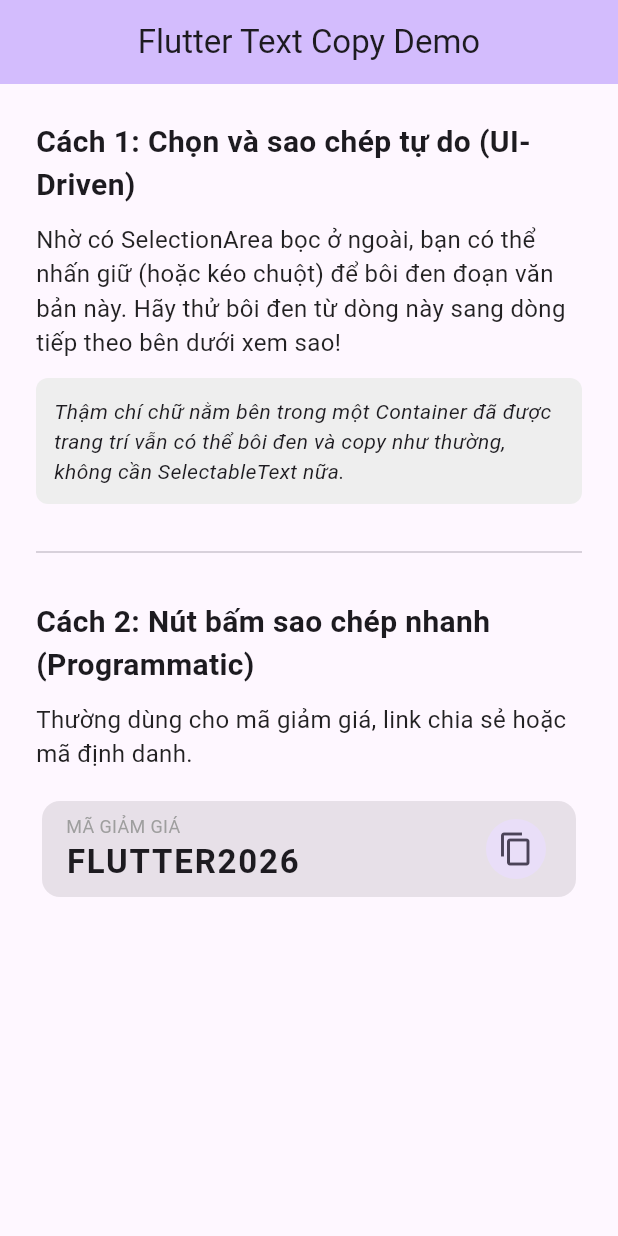
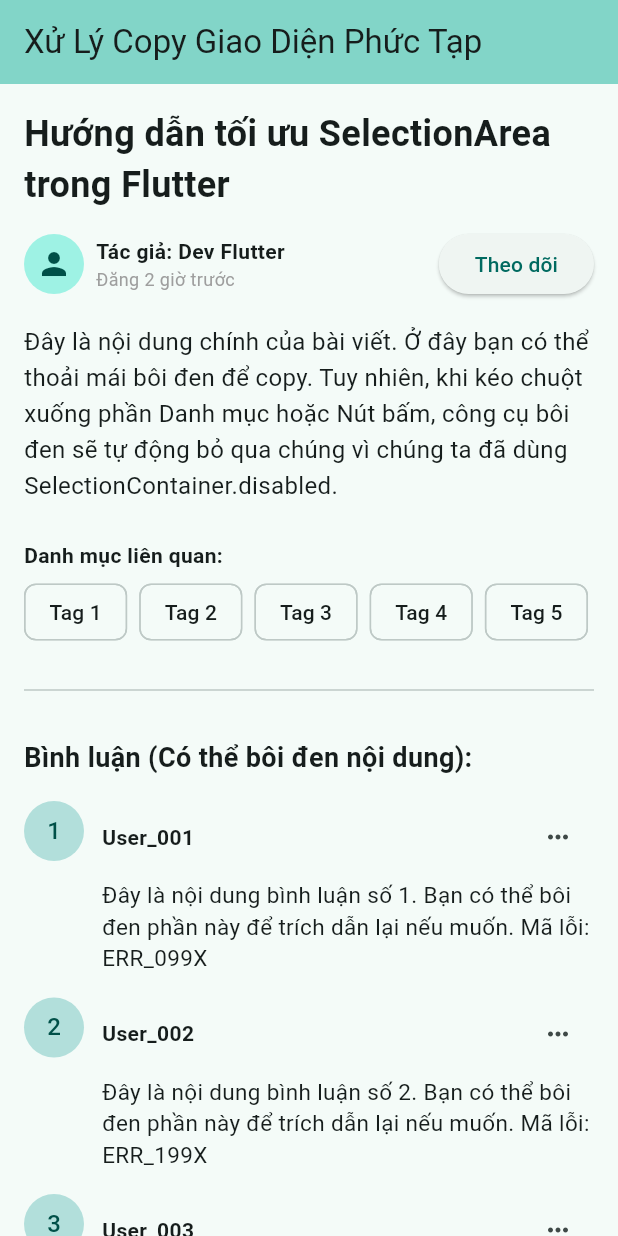
Before and after one commit to nguyenthoai248/flutter-text-copying-apis-sample, a Flutter app: the screen it shows after launch, on a phone screen of 412 x 824 dp. Run offline on Flutter 3.47's test engine with Material 3 defaults, Android fonts, the phone set to English and light mode, and no system bars.

Commit message:
Handle for side effect cases

```diff
--- a/lib/main.dart
+++ b/lib/main.dart
@@ -1,79 +1,108 @@
 import 'package:flutter/material.dart';
-import 'package:flutter/services.dart';
 
 void main() {
-  runApp(const MyApp());
+  runApp(const ComplexCopyApp());
 }
 
-class MyApp extends StatelessWidget {
-  const MyApp({super.key});
+class ComplexCopyApp extends StatelessWidget {
+  const ComplexCopyApp({super.key});
 
   @override
   Widget build(BuildContext context) {
     return MaterialApp(
       debugShowCheckedModeBanner: false,
-      theme: ThemeData(useMaterial3: true, colorSchemeSeed: Colors.deepPurple),
-      home: const CopyDemoScreen(),
+      theme: ThemeData(useMaterial3: true, colorSchemeSeed: Colors.teal),
+      home: const ComplexArticleScreen(),
     );
   }
 }
 
-class CopyDemoScreen extends StatelessWidget {
-  const CopyDemoScreen({super.key});
-
-  // Hàm xử lý việc copy lập trình qua nút bấm
-  void _copyToClipboard(BuildContext context, String text) async {
-    await Clipboard.setData(ClipboardData(text: text));
-
-    // Kiểm tra xem Widget còn gắn trên cây không trước khi hiện SnackBar
-    if (!context.mounted) return;
-
-    ScaffoldMessenger.of(context).showSnackBar(
-      SnackBar(
-        content: Text('Đã sao chép: "$text"'),
-        behavior: SnackBarBehavior.floating,
-        duration: const Duration(seconds: 2),
-        backgroundColor: Colors.deepPurple,
-      ),
-    );
-  }
+class ComplexArticleScreen extends StatelessWidget {
+  const ComplexArticleScreen({super.key});
 
   @override
   Widget build(BuildContext context) {
     return Scaffold(
       appBar: AppBar(
-        title: const Text('Flutter Text Copy Demo'),
-        centerTitle: true,
+        title: const Text('Xử Lý Copy Giao Diện Phức Tạp'),
         backgroundColor: Theme.of(context).colorScheme.inversePrimary,
+        // AppBar không bọc SelectionArea nên tiêu đề không thể bị bôi đen lỗi
       ),
-      // 💡 KÍCH HOẠT: Bọc toàn bộ Body bằng SelectionArea để kích hoạt bôi đen copy toàn màn hình
+      // Bọc SelectionArea xung quanh toàn bộ phần thân, NHƯNG sẽ khoá (disable) ở những chỗ cần thiết
       body: SelectionArea(
-        child: SingleChildScrollView(
-          padding: const EdgeInsets.all(24.0),
+        child: ListView(
+          padding: const EdgeInsets.all(16.0),
+          children: [
+            // 1. Vùng Nội Dung (ĐƯỢC bôi đen)
+            const Text(
+              'Hướng dẫn tối ưu SelectionArea trong Flutter',
+              style: TextStyle(fontSize: 24, fontWeight: FontWeight.bold),
+            ),
+            const SizedBox(height: 12),
+
+            // 2. Vùng Tương Tác: KHÔNG ĐƯỢC bôi đen để tránh lỗi khi click
+            SelectionContainer.disabled(
+              child: Row(
+                children: [
+                  const CircleAvatar(child: Icon(Icons.person)),
+                  const SizedBox(width: 8),
+                  const Expanded(
                     child: Column(
                       crossAxisAlignment: CrossAxisAlignment.start,
                       children: [
+                        Text(
+                          'Tác giả: Dev Flutter',
+                          style: TextStyle(fontWeight: FontWeight.bold),
+                        ),
+                        Text(
+                          'Đăng 2 giờ trước',
+                          style: TextStyle(color: Colors.grey, fontSize: 12),
+                        ),
+                      ],
+                    ),
+                  ),
+                  ElevatedButton(
+                    onPressed: () {},
+                    child: const Text('Theo dõi'),
+                  ),
+                ],
+              ),
+            ),
+
+            const SizedBox(height: 16),
+
+            // Nội dung bài viết (ĐƯỢC bôi đen)
             const Text(
-                'Cách 1: Chọn và sao chép tự do (UI-Driven)',
-                style: TextStyle(fontSize: 20, fontWeight: FontWeight.bold),
+              'Đây là nội dung chính của bài viết. Ở đây bạn có thể thoải mái bôi đen để copy. '
+              'Tuy nhiên, khi kéo chuột xuống phần Danh mục hoặc Nút bấm, công cụ bôi đen sẽ tự động '
+              'bỏ qua chúng vì chúng ta đã dùng SelectionContainer.disabled.',
+              style: TextStyle(fontSize: 16, height: 1.5),
             ),
-              const SizedBox(height: 10),
+            const SizedBox(height: 24),
+
+            // 3. Vùng Cuộn Ngang (Horizontal Scroll): KHÔNG ĐƯỢC bôi đen
+            // Nếu không disable, khi người dùng vuốt ngang qua Text, nó sẽ nhầm thành kéo bôi đen chữ
             const Text(
-                'Nhờ có SelectionArea bọc ở ngoài, bạn có thể nhấn giữ (hoặc kéo chuột) '
-                'để bôi đen đoạn văn bản này. Hãy thử bôi đen từ dòng này sang dòng tiếp theo bên dưới xem sao!',
-                style: TextStyle(fontSize: 16, color: Colors.black87),
+              'Danh mục liên quan:',
+              style: TextStyle(fontWeight: FontWeight.bold),
             ),
-              const SizedBox(height: 12),
-              Container(
-                padding: const EdgeInsets.all(12),
-                decoration: BoxDecoration(
-                  color: Colors.grey[200],
-                  borderRadius: BorderRadius.circular(8),
+            const SizedBox(height: 8),
+            SelectionContainer.disabled(
+              child: SizedBox(
+                height: 40,
+                child: ListView.builder(
+                  scrollDirection: Axis.horizontal,
+                  itemCount: 10,
+                  itemBuilder: (context, index) {
+                    return Padding(
+                      padding: const EdgeInsets.only(right: 8.0),
+                      child: ActionChip(
+                        label: Text('Tag ${index + 1}'),
+                        onPressed: () {},
                       ),
-                child: const Text(
-                  'Thậm chí chữ nằm bên trong một Container đã được trang trí '
-                  'vẫn có thể bôi đen và copy như thường, không cần SelectableText nữa.',
-                  style: TextStyle(fontStyle: FontStyle.italic),
+                    );
+                  },
+                ),
               ),
             ),
 
@@ -82,61 +111,78 @@ class CopyDemoScreen extends StatelessWidget {
               child: Divider(),
             ),
 
+            // 4. Danh Sách Bình Luận Động (ListView.builder)
             const Text(
-                'Cách 2: Nút bấm sao chép nhanh (Programmatic)',
-                style: TextStyle(fontSize: 20, fontWeight: FontWeight.bold),
-              ),
-              const SizedBox(height: 10),
-              const Text(
-                'Thường dùng cho mã giảm giá, link chia sẻ hoặc mã định danh.',
-                style: TextStyle(fontSize: 16, color: Colors.black87),
+              'Bình luận (Có thể bôi đen nội dung):',
+              style: TextStyle(fontSize: 18, fontWeight: FontWeight.bold),
             ),
             const SizedBox(height: 16),
 
-              // Widget hiển thị mã giảm giá kèm nút copy công nghiệp
-              Card(
-                elevation: 0,
-                color: Theme.of(context).colorScheme.surfaceContainerHighest,
-                child: Padding(
-                  padding: const EdgeInsets.symmetric(
-                    horizontal: 16.0,
-                    vertical: 8.0,
+            // ShrinkWrap dùng cho demo để nhúng ListView vào trong ListView cha
+            ListView.builder(
+              shrinkWrap: true,
+              physics: const NeverScrollableScrollPhysics(),
+              itemCount: 5,
+              itemBuilder: (context, index) {
+                return _buildCommentItem(index);
+              },
             ),
+          ],
+        ),
+      ),
+    );
+  }
+
+  // Widget hiển thị từng bình luận
+  Widget _buildCommentItem(int index) {
+    return Padding(
+      padding: const EdgeInsets.only(bottom: 16.0),
+      child: Row(
+        crossAxisAlignment: CrossAxisAlignment.start,
+        children: [
+          // Avatar (Không thể bôi đen)
+          SelectionContainer.disabled(
+            child: CircleAvatar(
+              backgroundColor: Colors.teal.shade100,
+              child: Text('${index + 1}'),
+            ),
+          ),
+          const SizedBox(width: 12),
+          Expanded(
+            child: Column(
+              crossAxisAlignment: CrossAxisAlignment.start,
+              children: [
+                // Tên người dùng và nút thao tác (Không thể bôi đen)
+                SelectionContainer.disabled(
                   child: Row(
                     mainAxisAlignment: MainAxisAlignment.spaceBetween,
                     children: [
-                      const Column(
-                        crossAxisAlignment: CrossAxisAlignment.start,
-                        children: [
                       Text(
-                            'MÃ GIẢM GIÁ',
-                            style: TextStyle(fontSize: 12, color: Colors.grey),
+                        'User_00${index + 1}',
+                        style: const TextStyle(fontWeight: FontWeight.bold),
                       ),
+                      IconButton(
+                        icon: const Icon(Icons.more_horiz, size: 20),
+                        onPressed: () {},
+                        padding: EdgeInsets.zero,
+                        constraints: const BoxConstraints(),
+                      ),
+                    ],
+                  ),
+                ),
+                const SizedBox(height: 4),
+
+                // Nội dung bình luận (ĐƯỢC PHÉP bôi đen)
+                // Nằm trong SelectionArea tổng nên vẫn copy được bình thường!
                 Text(
-                            'FLUTTER2026',
-                            style: TextStyle(
-                              fontSize: 22,
-                              fontWeight: FontWeight.bold,
-                              letterSpacing: 1.2,
+                  'Đây là nội dung bình luận số ${index + 1}. Bạn có thể bôi đen phần này để trích dẫn lại nếu muốn. Mã lỗi: ERR_${index}99X',
+                  style: const TextStyle(fontSize: 15),
+                ),
+              ],
             ),
           ),
         ],
       ),
-                      // Nút bấm kích hoạt Clipboard API
-                      IconButton.filledTonal(
-                        onPressed: () =>
-                            _copyToClipboard(context, 'FLUTTER2026'),
-                        icon: const Icon(Icons.copy),
-                        tooltip: 'Copy mã',
-                      ),
-                    ],
-                  ),
-                ),
-              ),
-            ],
-          ),
-        ),
-      ),
     );
   }
 }
```
Lines whose indentation alone changed are shown as unchanged.
